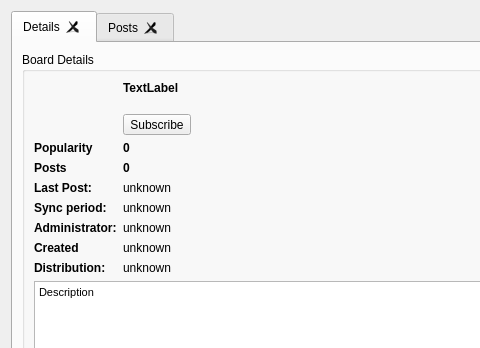
Before: the Qt Designer form retroshare-gui/src/gui/Posted/PostedListWidgetWithModel.ui in RetroShare/RetroShare, drawn with Qt 5; both pictures show x 0 to 480 and y 0 to 348 of the 731 by 593 pixel window.
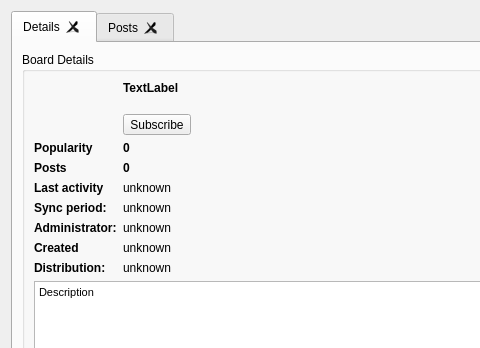
After: the same form once the commit is applied. Icons and pictures are not drawn. Custom widgets are drawn as their Qt base class.

Commit message: Renamed "Last Post" to "Last activity"

```diff
--- a/retroshare-gui/src/gui/Posted/PostedListWidgetWithModel.ui
+++ b/retroshare-gui/src/gui/Posted/PostedListWidgetWithModel.ui
@@ -128,7 +128,7 @@
                </font>
               </property>
               <property name="text">
-               <string>Last Post:</string>
+               <string>Last activity</string>
               </property>
              </widget>
             </item>
```
